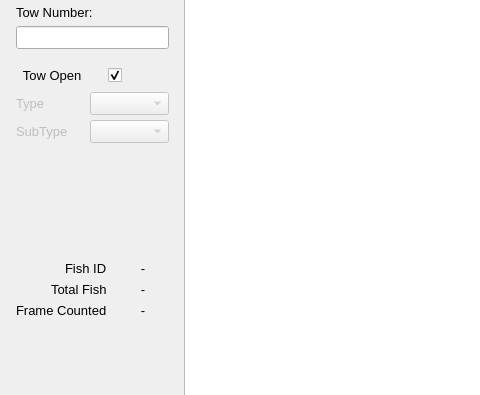
The window that src/video_annotator/mainwindow.ui (cvisionai/Tator-Native) describes before a commit, drawn with Qt 5; both pictures show x 0 to 480 and y 156 to 551 of the 1012 by 874 pixel window.
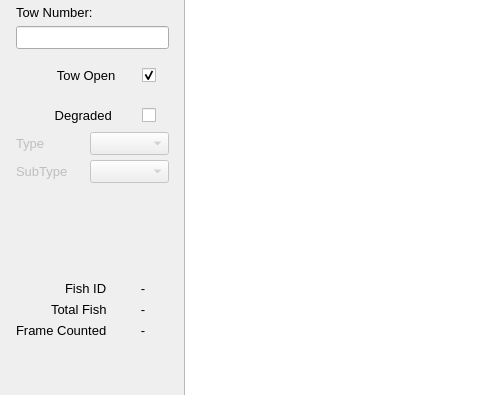
The same window after the commit.

Commit message: Add degraded checkbox

What changed in the file:
```diff
--- a/src/video_annotator/mainwindow.ui
+++ b/src/video_annotator/mainwindow.ui
@@ -210,7 +210,7 @@
         </layout>
        </item>
        <item>
-        <layout class="QHBoxLayout" name="horizontalLayout" stretch="2,3">
+        <layout class="QHBoxLayout" name="horizontalLayout" stretch="0,0">
          <property name="spacing">
           <number>19</number>
          </property>
@@ -224,6 +224,8 @@
           <number>5</number>
          </property>
          <item>
+          <layout class="QVBoxLayout" name="verticalLayout_3">
+           <item>
           <widget class="QCheckBox" name="towStatus">
            <property name="sizePolicy">
             <sizepolicy hsizetype="MinimumExpanding" vsizetype="Fixed">
@@ -256,6 +258,23 @@
           </widget>
          </item>
          <item>
+            <widget class="QCheckBox" name="degradedStatus">
+             <property name="font">
+              <font>
+               <pointsize>10</pointsize>
+              </font>
+             </property>
+             <property name="layoutDirection">
+              <enum>Qt::RightToLeft</enum>
+             </property>
+             <property name="text">
+              <string>Degraded       </string>
+             </property>
+            </widget>
+           </item>
+          </layout>
+         </item>
+         <item>
           <spacer name="horizontalSpacer_4">
            <property name="orientation">
             <enum>Qt::Horizontal</enum>
@@ -265,7 +284,7 @@
            </property>
            <property name="sizeHint" stdset="0">
             <size>
-             <width>5</width>
+             <width>13</width>
              <height>20</height>
             </size>
            </property>
```
Left out of the diff: 1 changed line with no effect on the pictures. Lines whose indentation alone changed are shown as unchanged.
